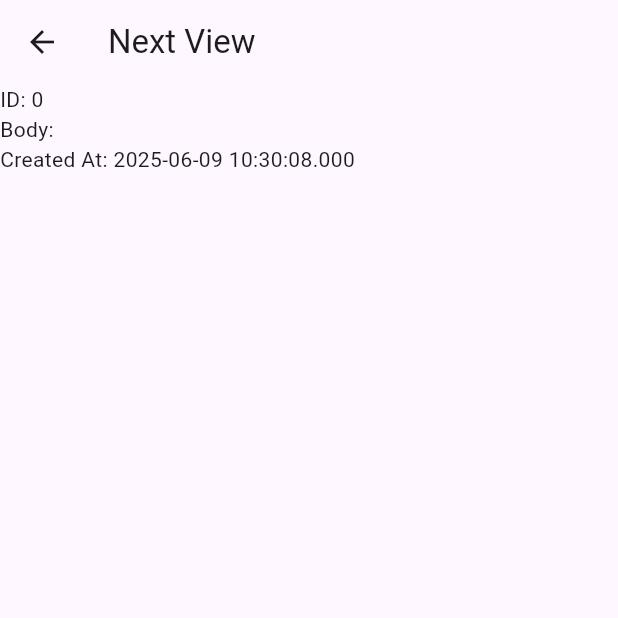
After one commit to sakurakotubaki/udemy_riverpod, a Flutter app: the NextView screen opened directly, on a phone screen of 412 x 824 dp, the top half of it. The commit adds this screen. Run offline on Flutter 3.47's test engine with Material 3 defaults, Android fonts, the phone set to English and light mode, and no system bars; our stand-ins replace flutter_riverpod, freezed_annotation, riverpod_annotation; generated files the repository leaves out were written again.

Commit message:
added: domain & notifier

```diff
--- /dev/null
+++ b/lib/view/next_view.dart
@@ -0,0 +1,25 @@
+import 'package:flutter/material.dart';
+import 'package:flutter_riverpod/flutter_riverpod.dart';
+import 'package:udemy_riverpod/view/notes_view_model.dart';
+
+class NextView extends ConsumerWidget {
+  const NextView({super.key});
+
+  @override
+  Widget build(BuildContext context, WidgetRef ref) {
+    final notes = ref.watch(notesViewModelProvider);
+
+    return Scaffold(
+      appBar: AppBar(title: const Text('Next View')),
+      body: Center(
+        child: ListView(
+          children: [
+            Text('ID: ${notes.id}'),
+            Text('Body: ${notes.body}'),
+            Text('Created At: ${notes.createdAt}'),
+          ],
+        ),
+      ),
+    );
+  }
+}
--- /dev/null
+++ b/lib/view/notes_view_model.dart
@@ -0,0 +1,15 @@
+import 'package:riverpod_annotation/riverpod_annotation.dart';
+import 'package:udemy_riverpod/domain/notes_domain.dart';
+part 'notes_view_model.g.dart';
+
+@Riverpod(keepAlive: true)
+class NotesViewModel extends _$NotesViewModel {
+  @override
+  NotesDomain build() {
+    return NotesDomain(id: 0, body: '', createdAt: DateTime.now());
+  }
+
+  void updateNotes(NotesDomain notes) {
+    state = notes;
+  }
+}
```
Also changed, not shown: lib/domain/notes_domain.dart (added, +17 -0 lines), lib/view/notes_generate_page.dart (+19 -0 lines), lib/domain/notes_domain.freezed.dart (added), lib/domain/notes_domain.g.dart (added), lib/view/notes_view_model.g.dart.
